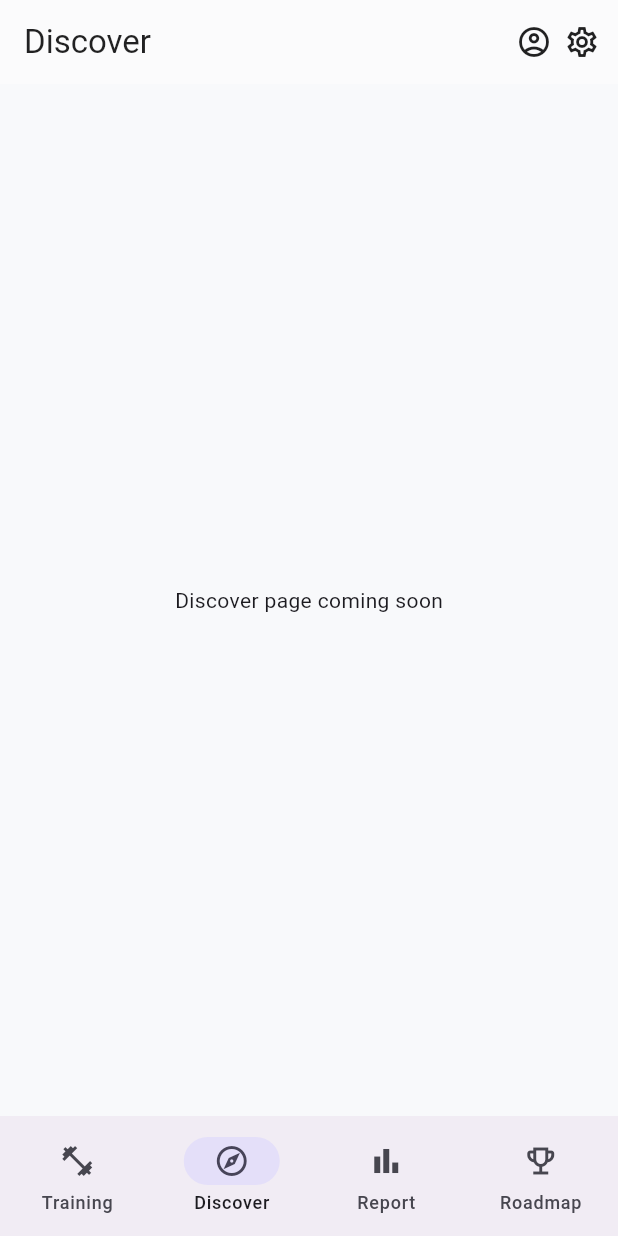
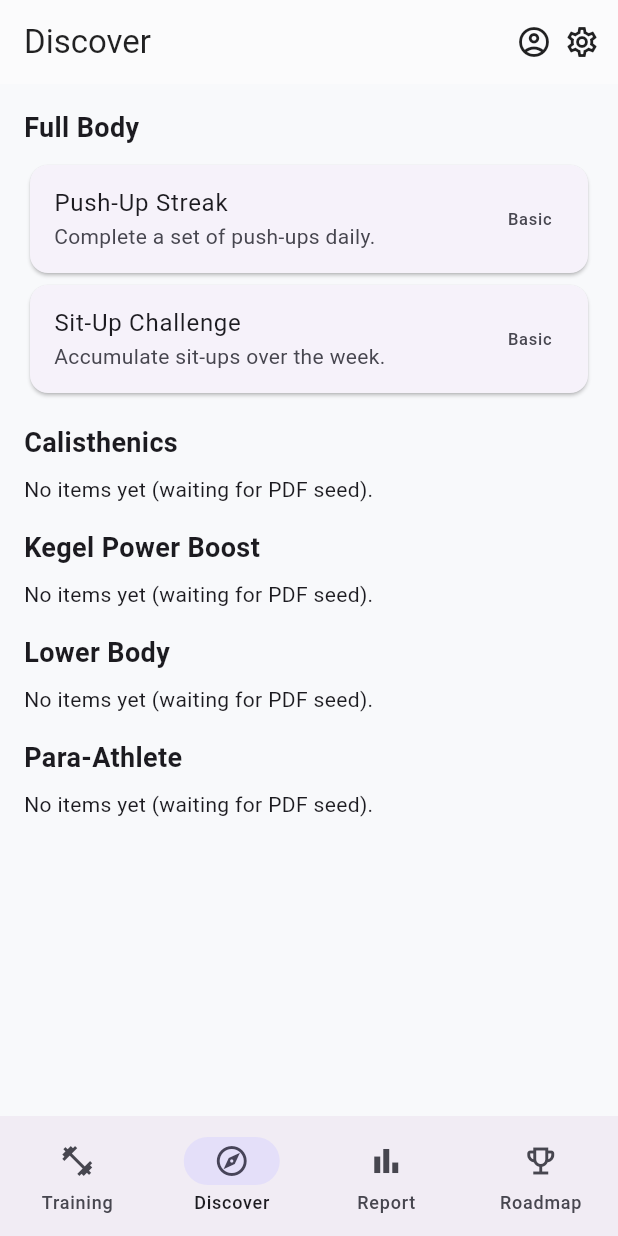
Before and after one commit to dharanikarthi/Talent-Track-Flutter, a Flutter app: the HomeShell screen opened directly, item 2 of the bottom bar chosen, on a phone screen of 412 x 824 dp. Run offline on Flutter 3.47's test engine with Material 3 defaults, Android fonts, the light colour scheme and no system bars; our stand-ins replace camera, flutter_riverpod, image_picker, video_player.

Commit message:
feat(discover,roadmap): Discover screen (grouped challenges) and Roadmap screen (badges grid); JSON config loader; assets wired

```diff
--- /dev/null
+++ b/talent_track/assets/config/badges.json
@@ -0,0 +1,6 @@
+{
+  "badges": [
+    {"id":"pushup_milestone","name":"Push Pioneer","emoji":"💪","type":"milestone","challengeId":"pushup_streak","coins":25,"xp":50},
+    {"id":"pushup_mastery","name":"Push-up King","emoji":"👑","type":"mastery","challengeId":"pushup_streak","coins":100,"xp":200}
+  ]
+}
--- /dev/null
+++ b/talent_track/assets/config/challenges.json
@@ -0,0 +1,13 @@
+{
+  "categories": [
+    {"id":"full_body","name":"Full Body"},
+    {"id":"calisthenics","name":"Calisthenics"},
+    {"id":"kegel","name":"Kegel Power Boost"},
+    {"id":"lower_body","name":"Lower Body"},
+    {"id":"para","name":"Para-Athlete"}
+  ],
+  "challenges": [
+    {"id":"pushup_streak","category":"full_body","name":"Push-Up Streak","description":"Complete a set of push-ups daily.","difficulty":"Basic"},
+    {"id":"situp_challenge","category":"full_body","name":"Sit-Up Challenge","description":"Accumulate sit-ups over the week.","difficulty":"Basic"}
+  ]
+}
--- /dev/null
+++ b/talent_track/lib/models/badge.dart
@@ -0,0 +1,18 @@
+class BadgeSpec {
+  final String id;
+  final String name;
+  final String emoji;
+  final String type; // milestone|mastery
+  final String challengeId;
+  final int coins;
+  final int xp;
+  const BadgeSpec({
+    required this.id,
+    required this.name,
+    required this.emoji,
+    required this.type,
+    required this.challengeId,
+    required this.coins,
+    required this.xp,
+  });
+}
--- /dev/null
+++ b/talent_track/lib/models/challenge.dart
@@ -0,0 +1,20 @@
+class ChallengeCategory {
+  final String id;
+  final String name;
+  const ChallengeCategory({required this.id, required this.name});
+}
+
+class Challenge {
+  final String id;
+  final String category; // category id
+  final String name;
+  final String description;
+  final String difficulty; // Basic|Intermediate|Advanced|Expert
+  const Challenge({
+    required this.id,
+    required this.category,
+    required this.name,
+    required this.description,
+    required this.difficulty,
+  });
+}
--- /dev/null
+++ b/talent_track/lib/screens/discover/discover_screen.dart
@@ -0,0 +1,69 @@
+import 'package:flutter/material.dart';
+
+import '../../models/challenge.dart';
+import '../../services/config_loader.dart';
+
+class DiscoverScreen extends StatefulWidget {
+  const DiscoverScreen({super.key});
+  @override
+  State<DiscoverScreen> createState() => _DiscoverScreenState();
+}
+
+class _DiscoverScreenState extends State<DiscoverScreen> {
+  List<ChallengeCategory> cats = [];
+  List<Challenge> challenges = [];
+  bool loading = true;
+
+  @override
+  void initState() {
+    super.initState();
+    _load();
+  }
+
+  Future<void> _load() async {
+    final res = await ConfigLoader.loadChallenges();
+    setState(() { cats = res.$1; challenges = res.$2; loading = false; });
+  }
+
+  @override
+  Widget build(BuildContext context) {
+    if (loading) return const Center(child: CircularProgressIndicator());
+    return ListView.builder(
+      padding: const EdgeInsets.all(16),
+      itemCount: cats.length,
+      itemBuilder: (_, i) {
+        final cat = cats[i];
+        final items = challenges.where((c) => c.category == cat.id).toList();
+        return Column(
+          crossAxisAlignment: CrossAxisAlignment.start,
+          children: [
+            Text(cat.name, style: const TextStyle(fontSize: 18, fontWeight: FontWeight.w700)),
+            const SizedBox(height: 8),
+            if (items.isEmpty) const Text('No items yet (waiting for PDF seed).'),
+            ...items.map((c) => _ChallengeTile(ch: c)),
+            const SizedBox(height: 16),
+          ],
+        );
+      },
+    );
+  }
+}
+
+class _ChallengeTile extends StatelessWidget {
+  final Challenge ch;
+  const _ChallengeTile({required this.ch});
+
+  @override
+  Widget build(BuildContext context) {
+    return Card(
+      child: ListTile(
+        title: Text(ch.name),
+        subtitle: Text(ch.description),
+        trailing: Text(ch.difficulty),
+        onTap: (){
+          // TODO: navigate to challenge details and link relevant activities
+        },
+      ),
+    );
+  }
+}
--- a/talent_track/lib/screens/shell/home_shell.dart
+++ b/talent_track/lib/screens/shell/home_shell.dart
@@ -3,6 +3,8 @@ import 'package:flutter_riverpod/flutter_riverpod.dart';
 
 import '../../state/profile_provider.dart';
 import '../training/training_screen.dart';
+import '../discover/discover_screen.dart';
+import '../roadmap/roadmap_screen.dart';
 
 class HomeShell extends ConsumerStatefulWidget {
   const HomeShell({super.key});
@@ -30,9 +32,9 @@ class _HomeShellState extends ConsumerState<HomeShell> {
         index: _idx,
         children: const [
           TrainingScreen(),
-          Center(child: Text('Discover page coming soon')),
+          DiscoverScreen(),
           Center(child: Text('Report page coming soon')),
-          Center(child: Text('Roadmap page coming soon')),
+          RoadmapScreen(),
         ],
       ),
       bottomNavigationBar: NavigationBar(
--- /dev/null
+++ b/talent_track/lib/services/config_loader.dart
@@ -0,0 +1,25 @@
+import 'dart:convert';
+import 'package:flutter/services.dart' show rootBundle;
+
+import '../models/challenge.dart';
+import '../models/badge.dart';
+
+class ConfigLoader {
+  static Future<(List<ChallengeCategory>, List<Challenge>)> loadChallenges() async {
+    final txt = await rootBundle.loadString('assets/config/challenges.json');
+    final Map<String, dynamic> data = jsonDecode(txt);
+    final cats = (data['categories'] as List? ?? []).map((e) => ChallengeCategory(id: e['id'], name: e['name'])).toList();
+    final ch = (data['challenges'] as List? ?? []).map((e) => Challenge(
+      id: e['id'], category: e['category'], name: e['name'], description: e['description'], difficulty: e['difficulty']
+    )).toList();
+    return (cats, ch);
+  }
+
+  static Future<List<BadgeSpec>> loadBadges() async {
+    final txt = await rootBundle.loadString('assets/config/badges.json');
+    final Map<String, dynamic> data = jsonDecode(txt);
+    return (data['badges'] as List? ?? []).map((e) => BadgeSpec(
+      id: e['id'], name: e['name'], emoji: e['emoji'], type: e['type'], challengeId: e['challengeId'], coins: e['coins'] ?? 0, xp: e['xp'] ?? 0
+    )).toList();
+  }
+}
--- /dev/null
+++ b/talent_track/lib/state/gamification_provider.dart
@@ -0,0 +1,22 @@
+import 'package:flutter_riverpod/flutter_riverpod.dart';
+
+class GamificationState {
+  final int coins;
+  final int xp;
+  final Set<String> unlockedBadges; // badge ids
+  const GamificationState({this.coins = 0, this.xp = 0, this.unlockedBadges = const {}});
+
+  GamificationState copyWith({int? coins, int? xp, Set<String>? unlockedBadges}) =>
+      GamificationState(coins: coins ?? this.coins, xp: xp ?? this.xp, unlockedBadges: unlockedBadges ?? this.unlockedBadges);
+}
+
+class GamificationNotifier extends StateNotifier<GamificationState> {
+  GamificationNotifier() : super(const GamificationState());
+  void award({int coins = 0, int xp = 0}) => state = state.copyWith(coins: state.coins + coins, xp: state.xp + xp);
+  void unlockBadge(String id, {int coins = 0, int xp = 0}) {
+    final set = {...state.unlockedBadges, id};
+    state = state.copyWith(unlockedBadges: set, coins: state.coins + coins, xp: state.xp + xp);
+  }
+}
+
+final gamificationProvider = StateNotifierProvider<GamificationNotifier, GamificationState>((ref) => GamificationNotifier());
--- a/talent_track/pubspec.yaml
+++ b/talent_track/pubspec.yaml
@@ -64,6 +64,11 @@ flutter:
   # the material Icons class.
   uses-material-design: true
 
+  assets:
+    - assets/config/challenges.json
+    - assets/config/badges.json
+    - assets/images/
+
   # To add assets to your application, add an assets section, like this:
   # assets:
   #   - images/a_dot_burr.jpeg
```
Also changed, not shown: talent_track/lib/screens/roadmap/roadmap_screen.dart (added, +63 -0 lines).
